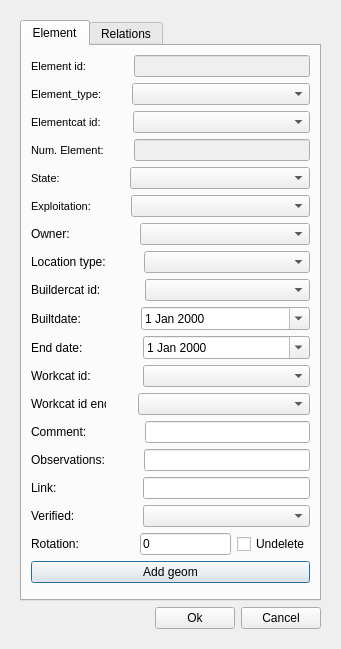
Before: the Qt Designer form ui/add_element.ui in Giswater/giswater_qgis_plugin, drawn with Qt 5.
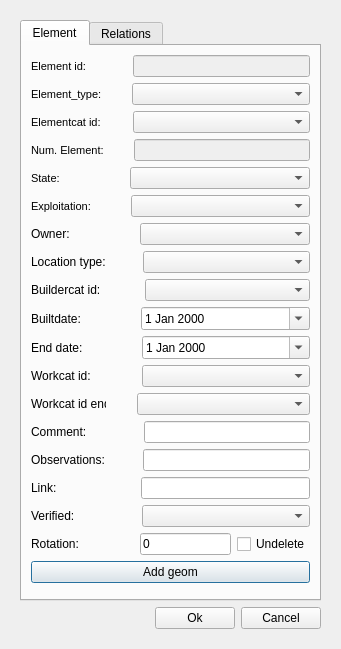
After: the same form once the commit is applied. Icons and pictures are not drawn.

Diff of the .ui file:
```diff
--- a/ui/add_element.ui
+++ b/ui/add_element.ui
@@ -77,7 +77,7 @@
               </property>
               <property name="sizeHint" stdset="0">
                <size>
-                <width>42</width>
+                <width>41</width>
                 <height>20</height>
                </size>
               </property>
@@ -469,7 +469,7 @@
               </property>
               <property name="sizeHint" stdset="0">
                <size>
-                <width>32</width>
+                <width>31</width>
                 <height>20</height>
                </size>
               </property>
@@ -581,7 +581,7 @@
               </property>
               <property name="sizeHint" stdset="0">
                <size>
-                <width>54</width>
+                <width>53</width>
                 <height>20</height>
                </size>
               </property>
@@ -621,7 +621,7 @@
               </property>
               <property name="sizeHint" stdset="0">
                <size>
-                <width>46</width>
+                <width>45</width>
                 <height>20</height>
                </size>
               </property>
@@ -666,7 +666,7 @@
               </property>
               <property name="sizeHint" stdset="0">
                <size>
-                <width>26</width>
+                <width>25</width>
                 <height>20</height>
                </size>
               </property>
@@ -702,7 +702,7 @@
               </property>
               <property name="sizeHint" stdset="0">
                <size>
-                <width>52</width>
+                <width>51</width>
                 <height>20</height>
                </size>
               </property>
@@ -738,7 +738,7 @@
               </property>
               <property name="sizeHint" stdset="0">
                <size>
-                <width>33</width>
+                <width>32</width>
                 <height>20</height>
                </size>
               </property>
@@ -774,7 +774,7 @@
               </property>
               <property name="sizeHint" stdset="0">
                <size>
-                <width>80</width>
+                <width>78</width>
                 <height>20</height>
                </size>
               </property>
@@ -810,7 +810,7 @@
               </property>
               <property name="sizeHint" stdset="0">
                <size>
-                <width>62</width>
+                <width>61</width>
                 <height>20</height>
                </size>
               </property>
```
